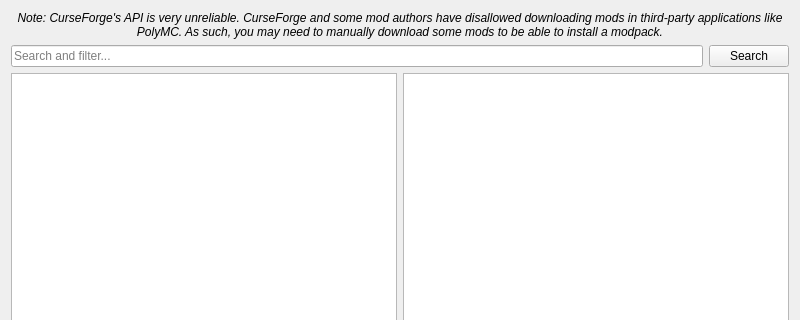
FreesmTeam/FreesmLauncher, file launcher/ui/pages/modplatform/flame/FlamePage.ui: the form before one commit; both pictures show x 0 to 800 and y 0 to 320 of the 800 by 600 pixel window.
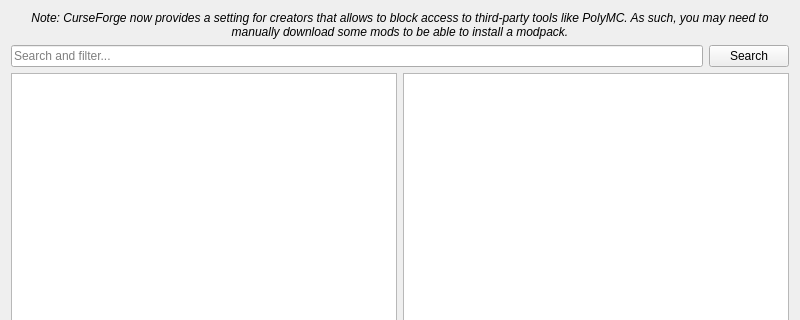
The form after the commit.

Commit message: chore(flame): reword warning

```diff
--- a/launcher/ui/pages/modplatform/flame/FlamePage.ui
+++ b/launcher/ui/pages/modplatform/flame/FlamePage.ui
@@ -19,7 +19,7 @@
       </font>
      </property>
      <property name="text">
-      <string>Note: CurseForge's API is very unreliable. CurseForge and some mod authors have disallowed downloading mods in third-party applications like PolyMC. As such, you may need to manually download some mods to be able to install a modpack.</string>
+      <string>Note: CurseForge now provides a setting for creators that allows to block access to third-party tools like PolyMC. As such, you may need to manually download some mods to be able to install a modpack.</string>
      </property>
      <property name="alignment">
       <set>Qt::AlignCenter</set>
```
